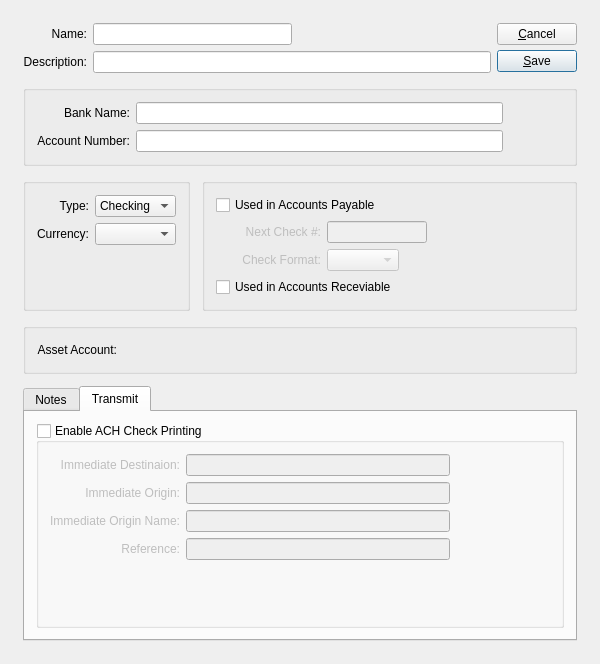
First picture: the form in xtuple/trunk/guiclient/bankAccount.ui, repository WooodHead/xtuple, before the edit.
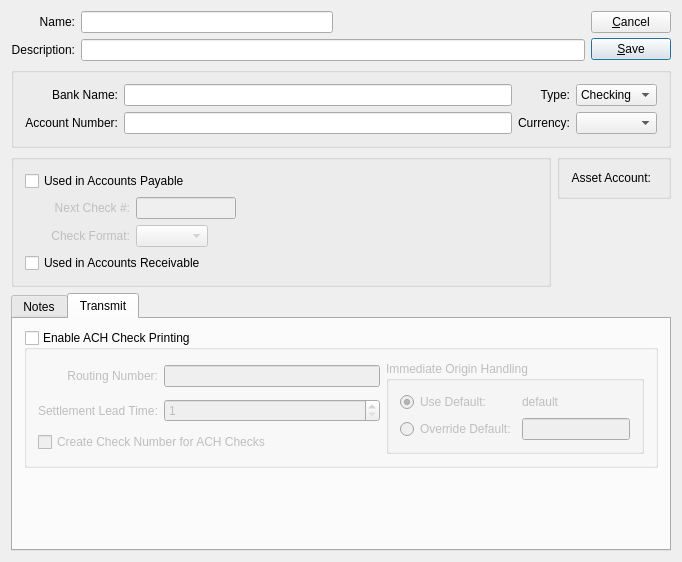
Second picture: the form after the edit. The open tabs and pages were chosen to show the change. Custom widgets are drawn as their Qt base class.

Commit message: issue #6909 - implement outbound ACH check support

```diff
--- a/xtuple/trunk/guiclient/bankAccount.ui
+++ b/xtuple/trunk/guiclient/bankAccount.ui
@@ -5,34 +5,14 @@
    <rect>
     <x>0</x>
     <y>0</y>
-    <width>600</width>
-    <height>664</height>
+    <width>682</width>
+    <height>562</height>
    </rect>
   </property>
   <property name="windowTitle" >
    <string>Bank Account</string>
   </property>
   <layout class="QGridLayout" >
-   <item row="0" column="0" >
-    <layout class="QGridLayout" >
-     <property name="leftMargin" >
-      <number>12</number>
-     </property>
-     <property name="topMargin" >
-      <number>12</number>
-     </property>
-     <property name="rightMargin" >
-      <number>12</number>
-     </property>
-     <property name="bottomMargin" >
-      <number>12</number>
-     </property>
-     <property name="horizontalSpacing" >
-      <number>12</number>
-     </property>
-     <property name="verticalSpacing" >
-      <number>12</number>
-     </property>
      <item row="0" column="0" colspan="2" >
       <layout class="QHBoxLayout" >
        <item>
@@ -147,8 +127,6 @@
        </property>
        <layout class="QGridLayout" >
         <item row="0" column="0" >
-         <layout class="QGridLayout" >
-          <item row="0" column="0" >
            <widget class="QLabel" name="_bankNameLit" >
             <property name="text" >
              <string>Bank Name:</string>
@@ -174,38 +152,7 @@
           <item row="1" column="1" >
            <widget class="XLineEdit" name="_accountNumber" />
           </item>
-         </layout>
-        </item>
-        <item row="0" column="1" >
-         <spacer>
-          <property name="orientation" >
-           <enum>Qt::Horizontal</enum>
-          </property>
-          <property name="sizeType" >
-           <enum>QSizePolicy::Preferred</enum>
-          </property>
-          <property name="sizeHint" >
-           <size>
-            <width>60</width>
-            <height>20</height>
-           </size>
-          </property>
-         </spacer>
-        </item>
-       </layout>
-      </widget>
-     </item>
-     <item row="2" column="0" >
-      <widget class="QGroupBox" name="_typeGroup" >
-       <property name="title" >
-        <string/>
-       </property>
-       <layout class="QGridLayout" >
-        <item row="0" column="0" >
-         <layout class="QVBoxLayout" >
-          <item>
-           <layout class="QGridLayout" >
-            <item row="0" column="0" >
+      <item row="0" column="2" >
              <widget class="QLabel" name="_typeLit" >
               <property name="text" >
                <string>Type:</string>
@@ -213,9 +160,25 @@
               <property name="alignment" >
                <set>Qt::AlignRight|Qt::AlignTrailing|Qt::AlignVCenter</set>
               </property>
-             </widget>
-            </item>
-            <item row="0" column="1" >
+        <property name="buddy" >
+         <cstring>_type</cstring>
+        </property>
+       </widget>
+      </item>
+      <item row="1" column="2" >
+       <widget class="QLabel" name="_currencyLit" >
+        <property name="text" >
+         <string>Currency:</string>
+        </property>
+        <property name="alignment" >
+         <set>Qt::AlignRight|Qt::AlignTrailing|Qt::AlignVCenter</set>
+        </property>
+        <property name="buddy" >
+         <cstring>_currency</cstring>
+        </property>
+       </widget>
+      </item>
+      <item row="0" column="3" >
              <widget class="XComboBox" name="_type" >
               <item>
                <property name="text" >
@@ -229,43 +192,13 @@
               </item>
              </widget>
             </item>
-            <item row="1" column="0" >
-             <widget class="QLabel" name="_currencyLit" >
-              <property name="text" >
-               <string>Currency:</string>
-              </property>
-              <property name="alignment" >
-               <set>Qt::AlignRight|Qt::AlignTrailing|Qt::AlignVCenter</set>
-              </property>
-             </widget>
-            </item>
-            <item row="1" column="1" >
+      <item row="1" column="3" >
              <widget class="XComboBox" name="_currency" />
             </item>
            </layout>
-          </item>
-          <item>
-           <spacer>
-            <property name="orientation" >
-             <enum>Qt::Vertical</enum>
-            </property>
-            <property name="sizeType" >
-             <enum>QSizePolicy::MinimumExpanding</enum>
-            </property>
-            <property name="sizeHint" >
-             <size>
-              <width>20</width>
-              <height>30</height>
-             </size>
-            </property>
-           </spacer>
-          </item>
-         </layout>
-        </item>
-       </layout>
-      </widget>
-     </item>
-     <item row="2" column="1" >
+    </widget>
+   </item>
+   <item rowspan="2" row="2" column="0" >
       <widget class="QGroupBox" name="_useGroup" >
        <property name="title" >
         <string/>
@@ -392,14 +325,14 @@
         <item row="3" column="0" colspan="3" >
          <widget class="QCheckBox" name="_ar" >
           <property name="text" >
-           <string>Used in Accounts Receviable</string>
+         <string>Used in Accounts Receivable</string>
           </property>
          </widget>
         </item>
        </layout>
       </widget>
      </item>
-     <item row="3" column="0" colspan="2" >
+   <item row="2" column="1" >
       <widget class="QGroupBox" name="_accountGroup" >
        <property name="title" >
         <string/>
@@ -418,21 +351,21 @@
         <item row="0" column="1" >
          <widget class="GLCluster" name="_assetAccount" />
         </item>
-        <item row="0" column="2" >
+     </layout>
+    </widget>
+   </item>
+   <item row="3" column="1" >
          <spacer>
           <property name="orientation" >
-           <enum>Qt::Horizontal</enum>
+      <enum>Qt::Vertical</enum>
           </property>
           <property name="sizeHint" >
            <size>
-            <width>40</width>
-            <height>20</height>
+       <width>20</width>
+       <height>40</height>
            </size>
           </property>
          </spacer>
-        </item>
-       </layout>
-      </widget>
      </item>
      <item row="4" column="0" colspan="2" >
       <widget class="QTabWidget" name="_tab" >
@@ -473,84 +406,89 @@
            </property>
            <layout class="QGridLayout" >
             <item row="0" column="0" >
-             <layout class="QVBoxLayout" >
-              <item>
-               <layout class="QHBoxLayout" >
-                <item>
+           <widget class="QLabel" name="_routingLit" >
+            <property name="text" >
+             <string>Routing Number:</string>
+            </property>
+            <property name="alignment" >
+             <set>Qt::AlignRight|Qt::AlignTrailing|Qt::AlignVCenter</set>
+            </property>
+            <property name="buddy" >
+             <cstring>_routing</cstring>
+            </property>
+           </widget>
+          </item>
+          <item row="0" column="1" >
+           <widget class="XLineEdit" name="_routing" />
+          </item>
+          <item rowspan="3" row="0" column="2" >
+           <widget class="QGroupBox" name="_originGroup" >
+            <property name="title" >
+             <string>Immediate Origin Handling</string>
+            </property>
                  <layout class="QGridLayout" >
                   <item row="0" column="0" >
-                   <widget class="QLabel" name="_immediateDestLit" >
+              <widget class="QRadioButton" name="_useDefaultOrigin" >
                     <property name="text" >
-                     <string>Immediate Destinaion:</string>
-                    </property>
-                    <property name="alignment" >
-                     <set>Qt::AlignRight|Qt::AlignTrailing|Qt::AlignVCenter</set>
+                <string>Use Default:</string>
+               </property>
+               <property name="checked" >
+                <bool>true</bool>
                     </property>
                    </widget>
                   </item>
                   <item row="0" column="1" >
-                   <widget class="XLineEdit" name="_immediateDest" />
+              <widget class="QLabel" name="_defaultOrigin" >
+               <property name="text" >
+                <string>default</string>
+               </property>
+              </widget>
                   </item>
                   <item row="1" column="0" >
-                   <widget class="QLabel" name="_immediateOrigLit" >
+              <widget class="QRadioButton" name="_overrideDefaultOrigin" >
                     <property name="text" >
-                     <string>Immediate Origin:</string>
-                    </property>
-                    <property name="alignment" >
-                     <set>Qt::AlignRight|Qt::AlignTrailing|Qt::AlignVCenter</set>
-                    </property>
+                <string>Override Default:</string>
+               </property>
                    </widget>
                   </item>
                   <item row="1" column="1" >
-                   <widget class="XLineEdit" name="_immediateOrig" />
-                  </item>
-                  <item row="2" column="0" >
-                   <widget class="QLabel" name="_immediateOriginNameLit" >
-                    <property name="text" >
-                     <string>Immediate Origin Name:</string>
-                    </property>
-                    <property name="alignment" >
-                     <set>Qt::AlignRight|Qt::AlignTrailing|Qt::AlignVCenter</set>
-                    </property>
-                   </widget>
-                  </item>
-                  <item row="2" column="1" >
-                   <widget class="XLineEdit" name="_immediateOriginName" />
-                  </item>
-                  <item row="3" column="0" >
-                   <widget class="QLabel" name="_referenceLit" >
+              <widget class="XLineEdit" name="_immediateOrigin" >
+               <property name="maxLength" >
+                <number>10</number>
+               </property>
+              </widget>
+             </item>
+            </layout>
+           </widget>
+          </item>
+          <item row="1" column="0" >
+           <widget class="QLabel" name="_settlementLeadtimeLit" >
                     <property name="text" >
-                     <string>Reference:</string>
-                    </property>
-                    <property name="alignment" >
-                     <set>Qt::AlignRight|Qt::AlignTrailing|Qt::AlignVCenter</set>
-                    </property>
-                   </widget>
-                  </item>
-                  <item row="3" column="1" >
-                   <widget class="XLineEdit" name="_reference" />
-                  </item>
-                 </layout>
-                </item>
-                <item>
-                 <spacer>
-                  <property name="orientation" >
-                   <enum>Qt::Horizontal</enum>
-                  </property>
-                  <property name="sizeType" >
-                   <enum>QSizePolicy::Preferred</enum>
-                  </property>
-                  <property name="sizeHint" >
-                   <size>
-                    <width>100</width>
-                    <height>20</height>
-                   </size>
-                  </property>
-                 </spacer>
-                </item>
-               </layout>
-              </item>
-              <item>
+             <string>Settlement Lead Time:</string>
+            </property>
+           </widget>
+          </item>
+          <item row="1" column="1" >
+           <widget class="QSpinBox" name="_settlementLeadtime" >
+            <property name="minimum" >
+             <number>1</number>
+            </property>
+            <property name="maximum" >
+             <number>2</number>
+            </property>
+           </widget>
+          </item>
+          <item row="2" column="0" colspan="2" >
+           <widget class="QCheckBox" name="_genCheckNumber" >
+            <property name="text" >
+             <string>Create Check Number for ACH Checks</string>
+            </property>
+           </widget>
+          </item>
+         </layout>
+        </widget>
+       </item>
+       <item row="1" column="0" >
                <spacer>
                 <property name="orientation" >
                  <enum>Qt::Vertical</enum>
@@ -558,21 +496,14 @@
                 <property name="sizeHint" >
                  <size>
                   <width>20</width>
-                  <height>40</height>
+           <height>0</height>
                  </size>
                 </property>
                </spacer>
               </item>
              </layout>
-            </item>
-           </layout>
-          </widget>
-         </item>
-        </layout>
-       </widget>
-      </widget>
-     </item>
-    </layout>
+     </widget>
+    </widget>
    </item>
   </layout>
  </widget>
```
Left out of the diff: 92 changed lines with no effect on the pictures. Lines whose indentation alone changed are shown as unchanged. The commit also changes 35 other files.
